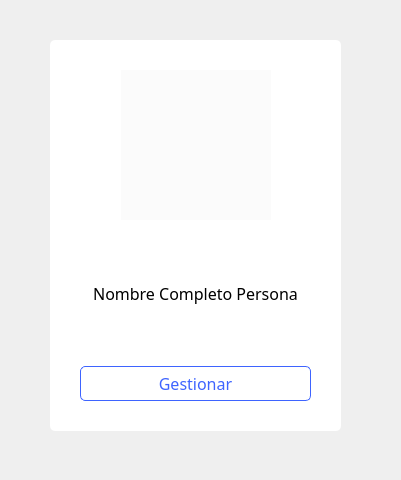
This is hospital-Core/Widgets/Administrador/administrador_tarjeta_gestion.ui in MrDanielG/Hospital-SCRUM as Qt 5 draws it before an edit. The edited form follows.
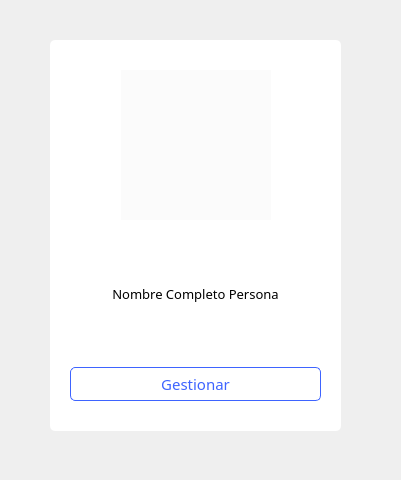
This is the edited form. Icons and pictures are not drawn.

What changed in the file:
```diff
--- a/hospital-Core/Widgets/Administrador/administrador_tarjeta_gestion.ui
+++ b/hospital-Core/Widgets/Administrador/administrador_tarjeta_gestion.ui
@@ -30,12 +30,12 @@
     <string/>
    </property>
   </widget>
-  <widget class="QWidget" name="">
+  <widget class="QWidget" name="layoutWidget">
    <property name="geometry">
     <rect>
-     <x>80</x>
+     <x>70</x>
      <y>70</y>
-     <width>231</width>
+     <width>251</width>
      <height>331</height>
     </rect>
    </property>
@@ -116,7 +116,7 @@
       <property name="font">
        <font>
         <family>Montserrat Medium</family>
-        <pointsize>12</pointsize>
+        <pointsize>10</pointsize>
        </font>
       </property>
       <property name="text">
@@ -157,7 +157,7 @@
       <property name="font">
        <font>
         <family>Montserrat Medium</family>
-        <pointsize>12</pointsize>
+        <pointsize>11</pointsize>
        </font>
       </property>
       <property name="styleSheet">
```
